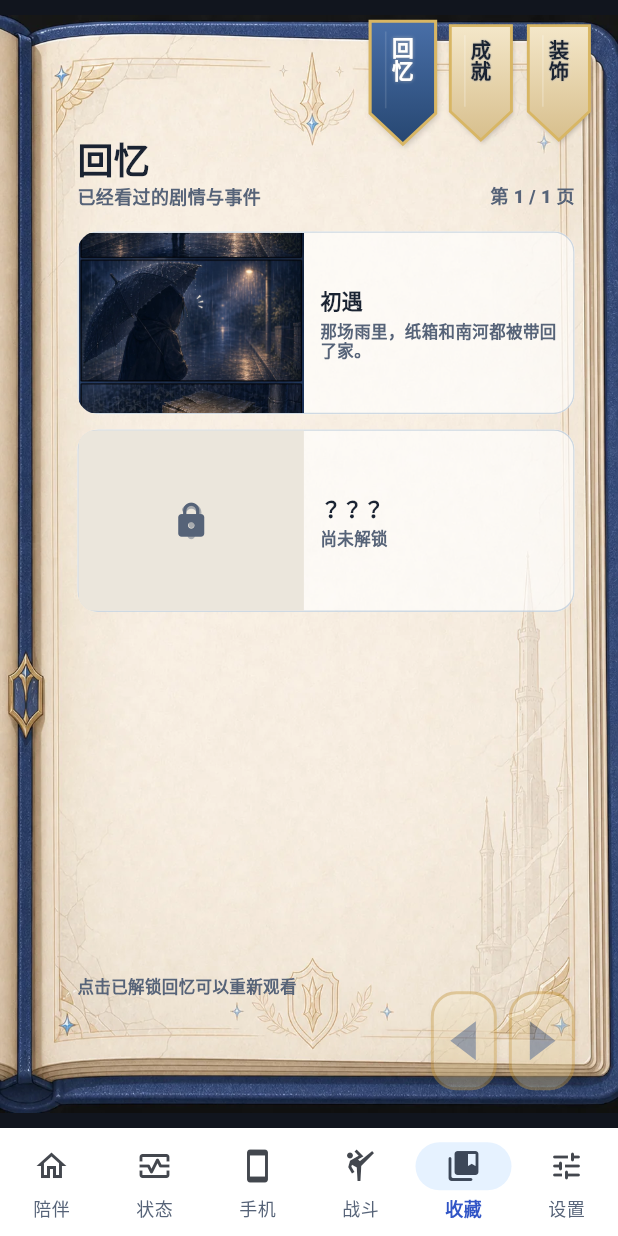
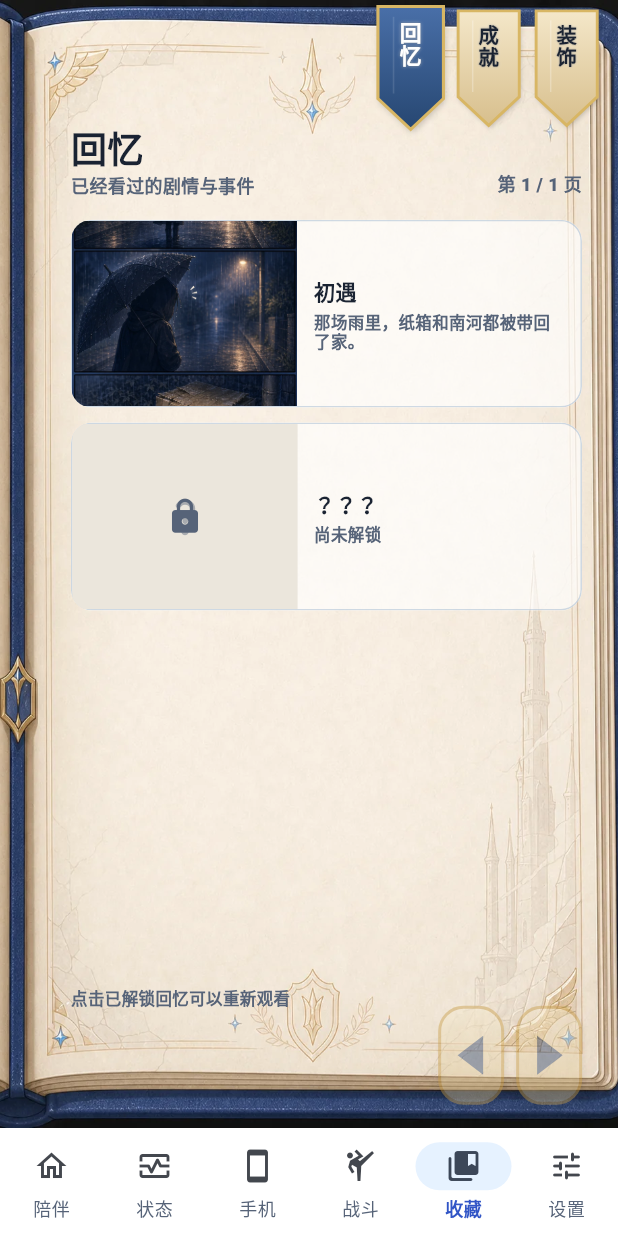
Before and after one commit to PatrickStar3211/mini-nanhe, a Flutter app: the HomeScreen screen opened directly with empty values, item 5 of the bottom bar chosen, on a phone screen of 412 x 824 dp. Run offline on Flutter 3.47's test engine with Material 3 defaults, Android fonts, the phone set to English and light mode, and no system bars; our stand-ins replace audioplayers, shared_preferences; accounts and stored records are empty.

Commit message:
fix: improve portrait album scaling

```diff
--- a/lib/src/collection_screen.dart
+++ b/lib/src/collection_screen.dart
@@ -69,13 +69,26 @@ class _CollectionScreenState extends State<CollectionScreen> {
       child: LayoutBuilder(
         builder: (context, constraints) {
           const albumAspectRatio = 941 / 1672;
-          final width = min(
+          const maxHorizontalOverscan = 1.08;
+          var width = min(
             constraints.maxWidth,
             constraints.maxHeight * albumAspectRatio,
           );
-          final height = width / albumAspectRatio;
+          var height = width / albumAspectRatio;
 
-          return Center(
+          if (height < constraints.maxHeight) {
+            width = min(
+              constraints.maxHeight * albumAspectRatio,
+              constraints.maxWidth * maxHorizontalOverscan,
+            );
+            height = width / albumAspectRatio;
+          }
+
+          return ClipRect(
+            child: Center(
+              child: OverflowBox(
+                maxWidth: width,
+                maxHeight: height,
                 child: SizedBox(
                   width: width,
                   height: height,
@@ -94,6 +107,8 @@ class _CollectionScreenState extends State<CollectionScreen> {
                         onReplayOpeningStory: widget.onReplayOpeningStory,
                       ),
                     ],
+                  ),
+                ),
               ),
             ),
           );
```
Also changed, not shown: lib/main.dart (+8 -6 lines). Lines whose indentation alone changed are shown as unchanged.
